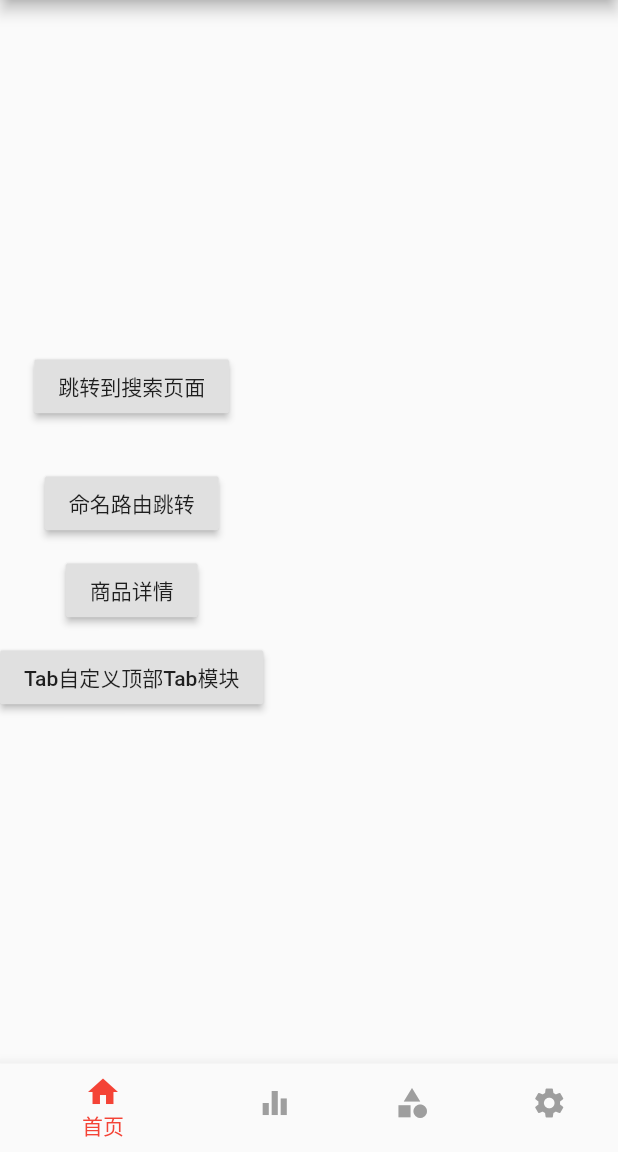
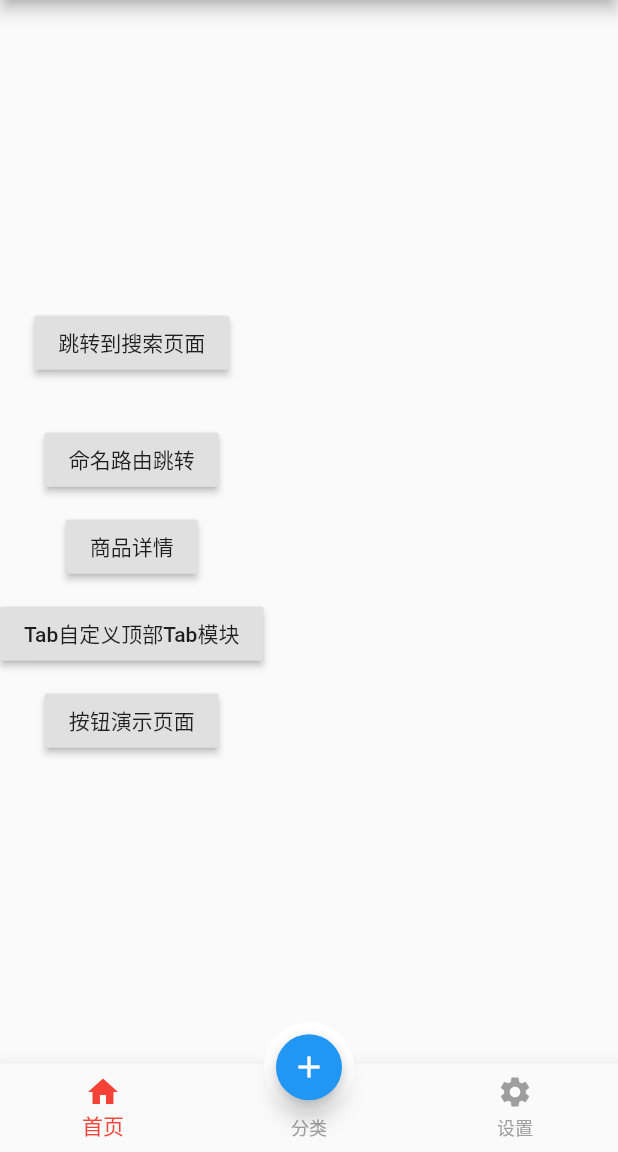
Before and after one commit to kailaisi/flutter_study, a Flutter app: the screen it shows after launch, on a phone screen of 412 x 824 dp, the part 84-1236 px from its top. Run offline on Flutter 3.47's test engine with Material 2 defaults, Android fonts, the phone set to English and light mode, and no system bars.

Commit message:
增加各种按钮，以及底部导航栏效果处理

```diff
--- a/lib/learn/statefull/pages/BottomBar.dart
+++ b/lib/learn/statefull/pages/BottomBar.dart
@@ -1,4 +1,5 @@
 import 'package:flutter/material.dart';
+import 'package:flutter_info/learn/public/LeftDrawer.dart';
 import 'package:flutter_info/learn/statefull/pages/tabs/Home.dart';
 import 'package:flutter_info/learn/statefull/pages/tabs/Category.dart';
 import 'package:flutter_info/learn/statefull/pages/tabs/Control.dart';
@@ -17,7 +18,6 @@ class _TabState extends State<TabWidget> {
   int _current = 0;
   List _pageList = [
     HomePage(),
-    CategoryPage(),
     ControlPage(),
     SettingPage(),
   ];
@@ -30,89 +30,42 @@ class _TabState extends State<TabWidget> {
         appBar: AppBar(
           title: Text('Flutter Demo'),
         ),
+        floatingActionButton: Container(
+          width: 60,
+          height: 60,
+          padding: EdgeInsets.all(8),
+          margin: EdgeInsets.only(top: 5),
+          decoration: BoxDecoration(
+              borderRadius: BorderRadius.circular(34), color: Colors.white),
+          child: FloatingActionButton(
+            onPressed: () {
+              setState(() {
+                this._current = 1;
+              });
+            },
+            backgroundColor: this._current == 1 ? Colors.red : Colors.blue,
+            child: Icon(Icons.add),
+          ),
+        ),
+        floatingActionButtonLocation: FloatingActionButtonLocation.centerDocked,
         body: this._pageList[_current % 4],
         bottomNavigationBar: BottomNavigationBar(
           currentIndex: _current,
           items: [
             BottomNavigationBarItem(icon: Icon(Icons.home), label: "首页"),
-            BottomNavigationBarItem(icon: Icon(Icons.equalizer), label: "设备"),
-            BottomNavigationBarItem(icon: Icon(Icons.category), label: "群控"),
+            BottomNavigationBarItem(icon: Icon(Icons.equalizer), label: "分类"),
             BottomNavigationBarItem(icon: Icon(Icons.settings), label: "设置"),
           ],
-          backgroundColor: Colors.greenAccent,
+          backgroundColor: Colors.grey[50],
           selectedItemColor: Colors.red,
           unselectedItemColor: Colors.grey,
-          type: BottomNavigationBarType.shifting,
+          type: BottomNavigationBarType.fixed,
           onTap: (int index) {
             setState(() {
               this._current = index;
             });
           },
         ),
-        drawer: Drawer(
-          child: Column(
-            children: [
-              Row(
-                children: [
-                  Expanded(
-                    // 基于DrawerHeader实现
-                    // child: DrawerHeader(
-                    //     child: CircleAvatar(
-                    //       backgroundImage: NetworkImage(
-                    //           "https://ss2.bdstatic.com/70cFvnSh_Q1YnxGkpoWK1HF6hhy/it/u=2052053857,655414597&fm=26&gp=0.jpg"),
-                    //     ),
-                    //     decoration: BoxDecoration(color: Colors.green)),
-                    child: UserAccountsDrawerHeader(
-                      accountName: Text("开了肯"),
-                      accountEmail: Text("541018378@qq.com"),
-                      currentAccountPicture: CircleAvatar(
-                        backgroundImage: NetworkImage(
-                            "https://ss2.bdstatic.com/70cFvnSh_Q1YnxGkpoWK1HF6hhy/it/u=2052053857,655414597&fm=26&gp=0.jpg"),
-                      ),
-                      decoration: BoxDecoration(
-                        image: DecorationImage(
-                            image: NetworkImage(
-                                "https://ss0.bdstatic.com/94oJfD_bAAcT8t7mm9GUKT-xh_/timg?image&quality=100&size=b4000_4000&sec=1602406606&di=85ca63bc366f4a1422db63ef62d2ec94&src=http://pic1.win4000.com/wallpaper/6/577dff88921e2.jpg"),
-                            fit: BoxFit.cover),
-                      ),
-                      otherAccountsPictures: [
-                        Image.network(
-                            "https://ss0.bdstatic.com/94oJfD_bAAcT8t7mm9GUKT-xh_/timg?image&quality=100&size=b4000_4000&sec=1602406606&di=85ca63bc366f4a1422db63ef62d2ec94&src=http://pic1.win4000.com/wallpaper/6/577dff88921e2.jpg"),
-                        Image.network(
-                            "https://ss0.bdstatic.com/94oJfD_bAAcT8t7mm9GUKT-xh_/timg?image&quality=100&size=b4000_4000&sec=1602406606&di=85ca63bc366f4a1422db63ef62d2ec94&src=http://pic1.win4000.com/wallpaper/6/577dff88921e2.jpg"),
-                        Image.network(
-                            "https://ss0.bdstatic.com/94oJfD_bAAcT8t7mm9GUKT-xh_/timg?image&quality=100&size=b4000_4000&sec=1602406606&di=85ca63bc366f4a1422db63ef62d2ec94&src=http://pic1.win4000.com/wallpaper/6/577dff88921e2.jpg"),
-                      ],
-                    ),
-                  )
-                ],
-              ),
-              ListTile(
-                title: Text("我的空间"),
-                leading: CircleAvatar(
-                  child: Icon(Icons.home),
-                ),
-              ),
-              Divider(),
-              ListTile(
-                title: Text("用户中心"),
-                leading: CircleAvatar(
-                  child: Icon(Icons.people),
-                ),
-                onTap: () {
-                  Navigator.of(context).pop(); //隐藏侧边栏
-                  Navigator.of(context).pushNamed("/user");
-                },
-              ),
-              Divider(),
-              ListTile(
-                title: Text("设置中心"),
-                leading: CircleAvatar(
-                  child: Icon(Icons.settings),
-                ),
-              ),
-            ],
-          ),
-        ));
+        drawer: Drawer(child: LeftDraw()));
   }
 }
--- a/lib/learn/statefull/pages/tabs/Home.dart
+++ b/lib/learn/statefull/pages/tabs/Home.dart
@@ -50,6 +50,15 @@ class _HomePageState extends State<HomePage> {
             },
             child: Text("Tab自定义顶部Tab模块"),
           ),
+          SizedBox(
+            height: 10,
+          ),
+          RaisedButton(
+            child: Text("按钮演示页面"),
+            onPressed: () {
+              Navigator.pushNamed(context, '/buttonPage');
+            },
+          ),
         ]);
   }
 }
--- a/lib/routes/Routes.dart
+++ b/lib/routes/Routes.dart
@@ -2,6 +2,7 @@ import 'package:flutter_info/learn/statefull/pages/AppBarDemo.dart';
 import 'package:flutter_info/learn/statefull/pages/BottomBar.dart';
 import 'package:flutter_info/learn/statefull/pages/From.dart';
 import 'package:flutter_info/learn/statefull/pages/TabBarController.dart';
+import 'package:flutter_info/learn/statefull/pages/other/Button.dart';
 import 'package:flutter_info/learn/statefull/pages/second/Product.dart';
 import 'package:flutter_info/learn/statefull/pages/second/ProductDetail.dart';
 import 'package:flutter_info/learn/statefull/pages/second/Search.dart';
@@ -30,7 +31,8 @@ final routers = {
   //tab
   '/tabBarController': (context) => TabBarControllerPage(),
   //侧边栏
-  '/user': (context) => UserPage()
+  '/user': (context) => UserPage(),
+  '/buttonPage': (context) => ButtonPage(),
 };
 
 //统一的路由传参跳转处理
```
Also changed, not shown: lib/learn/public/LeftDrawer.dart (added, +72 -0 lines), lib/learn/statefull/pages/other/Button.dart (added, +176 -0 lines), lib/learn/statefull/pages/tabs/Setting.dart (+19 -0 lines).
